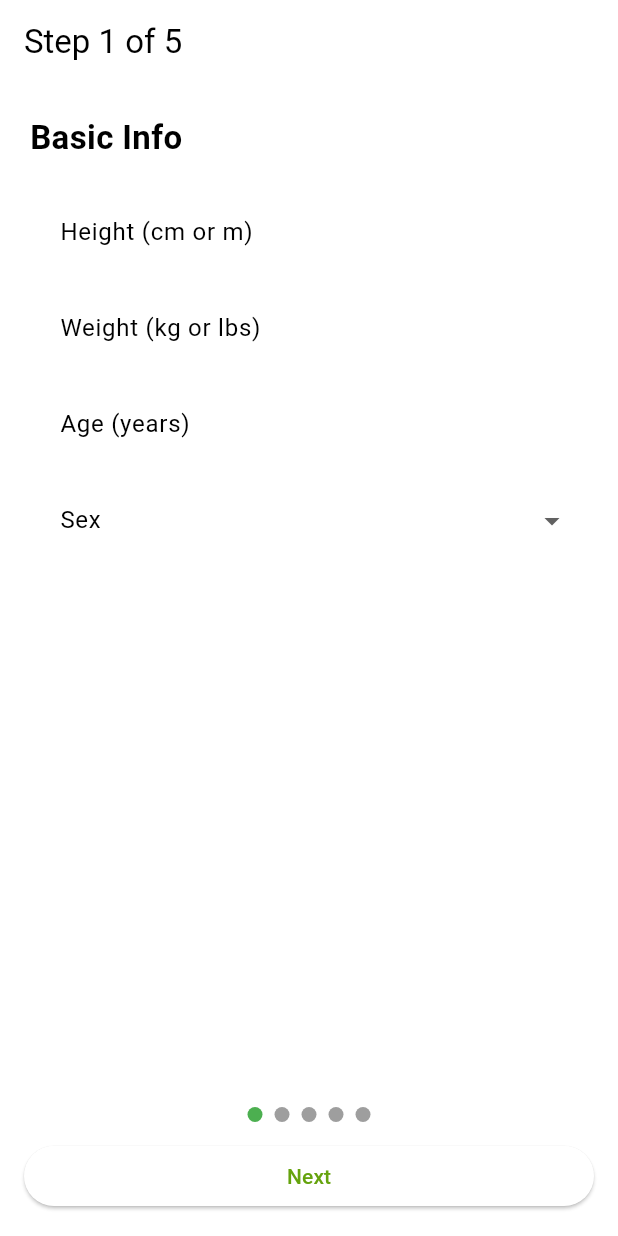
After one commit to abc-and/fitwise, a Flutter app: the OnboardingPage screen opened directly, on a phone screen of 412 x 824 dp. The commit adds this screen. Run offline on Flutter 3.47's test engine with Material 3 defaults, Android fonts, the phone set to English and light mode, and no system bars; our stand-ins replace cloud_firestore, firebase_auth, firebase_core; accounts and stored records are empty.

Commit message:
Added onboarding page and updated login page

```diff
--- /dev/null
+++ b/lib/onboarding_page.dart
@@ -0,0 +1,516 @@
+import 'package:flutter/material.dart';
+import 'package:cloud_firestore/cloud_firestore.dart';
+import 'package:firebase_auth/firebase_auth.dart';
+import 'dashboard.dart';
+import 'route_helper.dart';
+
+class OnboardingPage extends StatefulWidget {
+  const OnboardingPage({super.key});
+
+  @override
+  State<OnboardingPage> createState() => _OnboardingPageState();
+}
+
+class _OnboardingPageState extends State<OnboardingPage> {
+  final PageController _pageController = PageController();
+  int _currentPage = 0;
+
+  // Data bag: everything stored as String
+  final Map<String, String?> _userData = {
+    "height": null,
+    "weight": null,
+    "age": null,
+    "sex": null,
+    "allergies": null,
+    "otherConditions": null,
+    "dietType": null,
+    "dietaryRestrictions": null,
+    "activityLevel": null,
+    "reproductiveStatus": null,
+    "targetGoal": null,
+    "targetDate": null,
+    "targetWeightLoss": null,
+    "targetWeightGain": null,
+    "targetDuration": null,
+  };
+
+  // Controllers for numeric text input (stored as String)
+  final TextEditingController _heightController = TextEditingController();
+  final TextEditingController _weightController = TextEditingController();
+  final TextEditingController _ageController = TextEditingController();
+  final TextEditingController _targetWeightLossController = TextEditingController();
+  final TextEditingController _targetWeightGainController = TextEditingController();
+
+  // Dropdown selections
+  String? _sex;
+  String? _allergies;
+  String? _otherConditions;
+  String? _dietType;
+  String? _dietaryRestrictions;
+  String? _activityLevel;
+  String? _reproductiveStatus;
+  String? _targetGoal;
+  String? _targetDuration;
+
+  @override
+  void dispose() {
+    _pageController.dispose();
+    _heightController.dispose();
+    _weightController.dispose();
+    _ageController.dispose();
+    _targetWeightLossController.dispose();
+    _targetWeightGainController.dispose();
+    super.dispose();
+  }
+
+  // ---------- Duration → Date helpers ----------
+  DateTime _addMonths(DateTime date, int monthsToAdd) {
+    final int newYear = date.year + ((date.month - 1 + monthsToAdd) ~/ 12);
+    final int newMonth = ((date.month - 1 + monthsToAdd) % 12) + 1;
+    final int day = date.day;
+    final int lastDayOfNewMonth = DateTime(newYear, newMonth + 1, 0).day;
+    final int clampedDay = day > lastDayOfNewMonth ? lastDayOfNewMonth : day;
+    return DateTime(newYear, newMonth, clampedDay);
+  }
+
+  String _formatMMDDYYYY(DateTime d) {
+    String two(int n) => n < 10 ? '0$n' : '$n';
+    return '${two(d.month)}/${two(d.day)}/${d.year}';
+  }
+
+  void _updateTargetDateFromDuration(String? durationLabel) {
+    if (durationLabel == null) return;
+    final now = DateTime.now();
+    DateTime target;
+
+    switch (durationLabel) {
+      case '1 week':
+        target = now.add(const Duration(days: 7));
+        break;
+      case '2 weeks':
+        target = now.add(const Duration(days: 14));
+        break;
+      case '1 month':
+        target = _addMonths(now, 1);
+        break;
+      case '3 months':
+        target = _addMonths(now, 3);
+        break;
+      case '6 months':
+        target = _addMonths(now, 6);
+        break;
+      case '1 year':
+        target = _addMonths(now, 12);
+        break;
+      default:
+        target = now;
+    }
+
+    _userData["targetDate"] = _formatMMDDYYYY(target); // MM/DD/YYYY
+  }
+
+  // Ensure latest text controllers are synced before saving
+  void _syncTextControllersToUserData() {
+    _userData["height"] = _heightController.text.trim();
+    _userData["weight"] = _weightController.text.trim();
+    _userData["age"] = _ageController.text.trim();
+    _userData["targetWeightLoss"] = _targetWeightLossController.text.trim();
+    _userData["targetWeightGain"] = _targetWeightGainController.text.trim();
+  }
+
+  Future<void> _finishOnboarding() async {
+    _syncTextControllersToUserData();
+
+    final user = FirebaseAuth.instance.currentUser;
+
+    if (user == null || user.email == null || user.email!.isEmpty) {
+        // Handle case where user isn't logged in or email is missing
+        if (mounted) {
+          ScaffoldMessenger.of(context).showSnackBar(
+            const SnackBar(content: Text("Authentication error: User email is missing.")),
+          );
+        }
+        return;
+    }
+
+    // 🌟 CORRECTED FIX: Create a new map with the email field explicitly added.
+    final Map<String, dynamic> dataToSave = Map.from(_userData);
+    dataToSave["email"] = user.email!; // Force the email to be saved
+
+    // Save to user_info / {uid}
+    await FirebaseFirestore.instance
+        .collection("user_info")
+        .doc(user.uid) // Document ID is the UID
+        .set(
+          dataToSave, // Use the new Map<String, dynamic>
+          SetOptions(merge: true),
+        );
+
+    if (!mounted) return;
+    Navigator.pushReplacement(
+      context,
+      createRouteRight(const DashboardScreen()),
+    );
+  }
+
+  // ---------- Dropdown option sets ----------
+  final List<String> _sexOptions = const ["Male", "Female", "Other"];
+  final List<String> _allergyOptions = const [
+    "None", "Pollen", "Peanuts", "Seafood", "Dust", "Medication", "Others"
+  ];
+  final List<String> _conditionOptions = const [
+    "None", "Diabetes", "Hypertension", "Asthma", "Heart Disease", "Thyroid Issues", "Others"
+  ];
+  final List<String> _dietTypeOptions = const [
+    "Keto", "Vegan", "Vegetarian", "Low Carb", "Balanced", "High Protein", "Others"
+  ];
+  final List<String> _dietRestrictionOptions = const [
+    "None", "Gluten-free", "Lactose-free", "Halal", "Low Sodium", "Others"
+  ];
+  final List<String> _activityOptions = const ["Low", "Moderate", "High"];
+  final List<String> _reproductiveOptions = const [
+    "Not Applicable",
+    "On Period",
+    "Pregnant",
+    "Breastfeeding",
+    "Menopausal",
+    "Others",
+  ];
+  final List<String> _goalOptions = const [
+    "Weight Loss",
+    "Weight Gain",
+    "Muscle Building",
+    "Endurance & Stamina",
+    "General Fitness",
+    "Maintenance",
+  ];
+  final List<String> _durationOptions = const [
+    "1 week",
+    "2 weeks",
+    "1 month",
+    "3 months",
+    "6 months",
+    "1 year",
+  ];
+
+
+  List<Widget> _buildPages() {
+    return [
+      // STEP 1: Basic Info
+      SingleChildScrollView(
+        child: Column(
+          crossAxisAlignment: CrossAxisAlignment.start,
+          children: [
+            const Text("Basic Info", style: TextStyle(fontSize: 22, fontWeight: FontWeight.bold)),
+            const SizedBox(height: 20),
+
+            TextField(
+              controller: _heightController,
+              decoration: const InputDecoration(
+                labelText: "Height (cm or m)",
+                hintText: "e.g., 170 cm or 1.70 m",
+              ),
+              keyboardType: TextInputType.number,
+              onChanged: (val) => _userData["height"] = val.trim(),
+            ),
+            const SizedBox(height: 8),
+
+            TextField(
+              controller: _weightController,
+              decoration: const InputDecoration(
+                labelText: "Weight (kg or lbs)",
+                hintText: "e.g., 65 kg or 143 lbs",
+              ),
+              keyboardType: TextInputType.number,
+              onChanged: (val) => _userData["weight"] = val.trim(),
+            ),
+            const SizedBox(height: 8),
+
+            TextField(
+              controller: _ageController,
+              decoration: const InputDecoration(labelText: "Age (years)"),
+              keyboardType: TextInputType.number,
+              onChanged: (val) => _userData["age"] = val.trim(),
+            ),
+            const SizedBox(height: 8),
+
+            DropdownButtonFormField<String>(
+              value: _sex,
+              items: _sexOptions
+                  .map((s) => DropdownMenuItem(value: s, child: Text(s)))
+                  .toList(),
+              onChanged: (val) {
+                setState(() => _sex = val);
+                _userData["sex"] = val;
+              },
+              decoration: const InputDecoration(labelText: "Sex"),
+            ),
+          ],
+        ),
+      ),
+       // STEP 2: Medical Info
+      SingleChildScrollView(
+        child: Column(
+          crossAxisAlignment: CrossAxisAlignment.start,
+          children: [
+            const Text("Medical Info", style: TextStyle(fontSize: 22, fontWeight: FontWeight.bold)),
+            const SizedBox(height: 20),
+
+            DropdownButtonFormField<String>(
+              value: _allergies,
+              items: _allergyOptions
+                  .map((s) => DropdownMenuItem(value: s, child: Text(s)))
+                  .toList(),
+              onChanged: (val) {
+                setState(() => _allergies = val);
+                _userData["allergies"] = val;
+              },
+              decoration: const InputDecoration(labelText: "Allergies"),
+            ),
+            const SizedBox(height: 8),
+
+            DropdownButtonFormField<String>(
+              value: _otherConditions,
+              items: _conditionOptions
+                  .map((s) => DropdownMenuItem(value: s, child: Text(s)))
+                  .toList(),
+              onChanged: (val) {
+                setState(() => _otherConditions = val);
+                _userData["otherConditions"] = val;
+              },
+              decoration: const InputDecoration(labelText: "Other Conditions"),
+            ),
+          ],
+        ),
+      ),
+
+      // STEP 3: Diet Info
+      SingleChildScrollView(
+        child: Column(
+          crossAxisAlignment: CrossAxisAlignment.start,
+          children: [
+            const Text("Diet Info", style: TextStyle(fontSize: 22, fontWeight: FontWeight.bold)),
+            const SizedBox(height: 20),
+
+            DropdownButtonFormField<String>(
+              value: _dietType,
+              items: _dietTypeOptions
+                  .map((s) => DropdownMenuItem(value: s, child: Text(s)))
+                  .toList(),
+              onChanged: (val) {
+                setState(() => _dietType = val);
+                _userData["dietType"] = val;
+              },
+              decoration: const InputDecoration(labelText: "Type of Diet"),
+            ),
+            const SizedBox(height: 8),
+
+            DropdownButtonFormField<String>(
+              value: _dietaryRestrictions,
+              items: _dietRestrictionOptions
+                  .map((s) => DropdownMenuItem(value: s, child: Text(s)))
+                  .toList(),
+              onChanged: (val) {
+                setState(() => _dietaryRestrictions = val);
+                _userData["dietaryRestrictions"] = val;
+              },
+              decoration: const InputDecoration(labelText: "Dietary Restrictions"),
+            ),
+          ],
+        ),
+      ),
+
+      // STEP 4: Lifestyle
+      SingleChildScrollView(
+        child: Column(
+          crossAxisAlignment: CrossAxisAlignment.start,
+          children: [
+            const Text("Lifestyle", style: TextStyle(fontSize: 22, fontWeight: FontWeight.bold)),
+            const SizedBox(height: 20),
+
+            DropdownButtonFormField<String>(
+              value: _activityLevel,
+              items: _activityOptions
+                  .map((s) => DropdownMenuItem(value: s, child: Text(s)))
+                  .toList(),
+              onChanged: (val) {
+                setState(() => _activityLevel = val);
+                _userData["activityLevel"] = val;
+              },
+              decoration: const InputDecoration(labelText: "Activity Level"),
+            ),
+
+            const SizedBox(height: 12),
+
+            DropdownButtonFormField<String>(
+              value: _reproductiveStatus,
+              items: _reproductiveOptions
+                  .map((s) => DropdownMenuItem(value: s, child: Text(s)))
+                  .toList(),
+              onChanged: (val) {
+                setState(() => _reproductiveStatus = val);
+                _userData["reproductiveStatus"] = val;
+              },
+              decoration: const InputDecoration(labelText: "Reproductive Status"),
+            ),
+          ],
+        ),
+      ),
+
+      // STEP 5: Goals (includes targetWeightLoss/Gain and Duration -> Date)
+      SingleChildScrollView(
+        child: Column(
+          crossAxisAlignment: CrossAxisAlignment.start,
+          children: [
+            const Text("Goals", style: TextStyle(fontSize: 22, fontWeight: FontWeight.bold)),
+            const SizedBox(height: 20),
+
+            DropdownButtonFormField<String>(
+              value: _targetGoal,
+              items: _goalOptions
+                  .map((s) => DropdownMenuItem(value: s, child: Text(s)))
+                  .toList(),
+              onChanged: (val) {
+                setState(() => _targetGoal = val);
+                _userData["targetGoal"] = val;
+              },
+              decoration: const InputDecoration(labelText: "Target Goal"),
+            ),
+            const SizedBox(height: 8),
+
+            TextField(
+              controller: _targetWeightLossController,
+              decoration: const InputDecoration(
+                labelText: "Target Weight Loss (kg or lbs)",
+                hintText: "e.g., 5 kg or 10 lbs",
+              ),
+              keyboardType: TextInputType.number,
+              onChanged: (val) => _userData["targetWeightLoss"] = val.trim(),
+            ),
+            const SizedBox(height: 8),
+
+            TextField(
+              controller: _targetWeightGainController,
+              decoration: const InputDecoration(
+                labelText: "Target Weight Gain (kg or lbs)",
+                hintText: "e.g., 3 kg or 6 lbs",
+              ),
+              keyboardType: TextInputType.number,
+              onChanged: (val) => _userData["targetWeightGain"] = val.trim(),
+            ),
+            const SizedBox(height: 8),
+
+            // Target Duration dropdown → computes targetDate (MM/DD/YYYY)
+            DropdownButtonFormField<String>(
+              value: _targetDuration,
+              items: _durationOptions
+                  .map((s) => DropdownMenuItem(value: s, child: Text(s)))
+                  .toList(),
+              onChanged: (val) {
+                setState(() => _targetDuration = val);
+                _userData["targetDuration"] = val;
+                _updateTargetDateFromDuration(val);
+              },
+              decoration: const InputDecoration(labelText: "Target Duration"),
+            ),
+            const SizedBox(height: 12),
+
+            // Read-only view of computed target date
+            TextFormField(
+              readOnly: true,
+              decoration: InputDecoration(
+                labelText: "Computed Target Date (MM/DD/YYYY)",
+                hintText: "Select a duration to compute date",
+                suffixIcon: const Icon(Icons.event),
+              ),
+              controller: TextEditingController(
+                text: _userData["targetDate"] ?? "",
+              ),
+            ),
+          ],
+        ),
+      ),
+    ];
+  }
+
+
+  @override
+  Widget build(BuildContext context) {
+    final pages = _buildPages();
+
+    return Scaffold(
+      appBar: AppBar(
+        title: Text("Step ${_currentPage + 1} of ${pages.length}"),
+        automaticallyImplyLeading: false,
+      ),
+      body: Padding(
+        padding: const EdgeInsets.all(20),
+        child: PageView(
+          controller: _pageController,
+          physics: const NeverScrollableScrollPhysics(), // disable swipe
+          onPageChanged: (index) => setState(() => _currentPage = index),
+          children: pages,
+        ),
+      ),
+      bottomNavigationBar: Padding(
+        padding: const EdgeInsets.all(16),
+        child: Column(
+          mainAxisSize: MainAxisSize.min,
+          children: [
+            // Progress dots
+            Row(
+              mainAxisAlignment: MainAxisAlignment.center,
+              children: List.generate(
+                pages.length,
+                (index) => Container(
+                  margin: const EdgeInsets.symmetric(horizontal: 4),
+                  width: 10,
+                  height: 10,
+                  decoration: BoxDecoration(
+                    shape: BoxShape.circle,
+                    color: _currentPage == index ? Colors.green : Colors.grey,
+                  ),
+                ),
+              ),
+            ),
+            const SizedBox(height: 12),
+
+            // Prev / Next / Finish
+            Row(
+              children: [
+                if (_currentPage > 0)
+                  Expanded(
+                    child: OutlinedButton(
+                      onPressed: () {
+                        _pageController.previousPage(
+                          duration: const Duration(milliseconds: 300),
+                          curve: Curves.easeInOut,
+                        );
+                      },
+                      child: const Text("Back"),
+                    ),
+                  ),
+                if (_currentPage > 0) const SizedBox(width: 12),
+                Expanded(
+                  child: ElevatedButton(
+                    onPressed: () {
+                      if (_currentPage < pages.length - 1) {
+                        _pageController.nextPage(
+                          duration: const Duration(milliseconds: 300),
+                          curve: Curves.easeInOut,
+                        );
+                      } else {
+                        _finishOnboarding();
+                      }
+                    },
+                    child: Text(_currentPage < pages.length - 1 ? "Next" : "Finish"),
+                  ),
+                ),
+              ],
+            ),
+          ],
+        ),
+      ),
+    );
+  }
+}
```
Also changed, not shown: lib/login_page.dart (+73 -27 lines), pubspec.yaml (+4 -4 lines), pubspec.lock.
